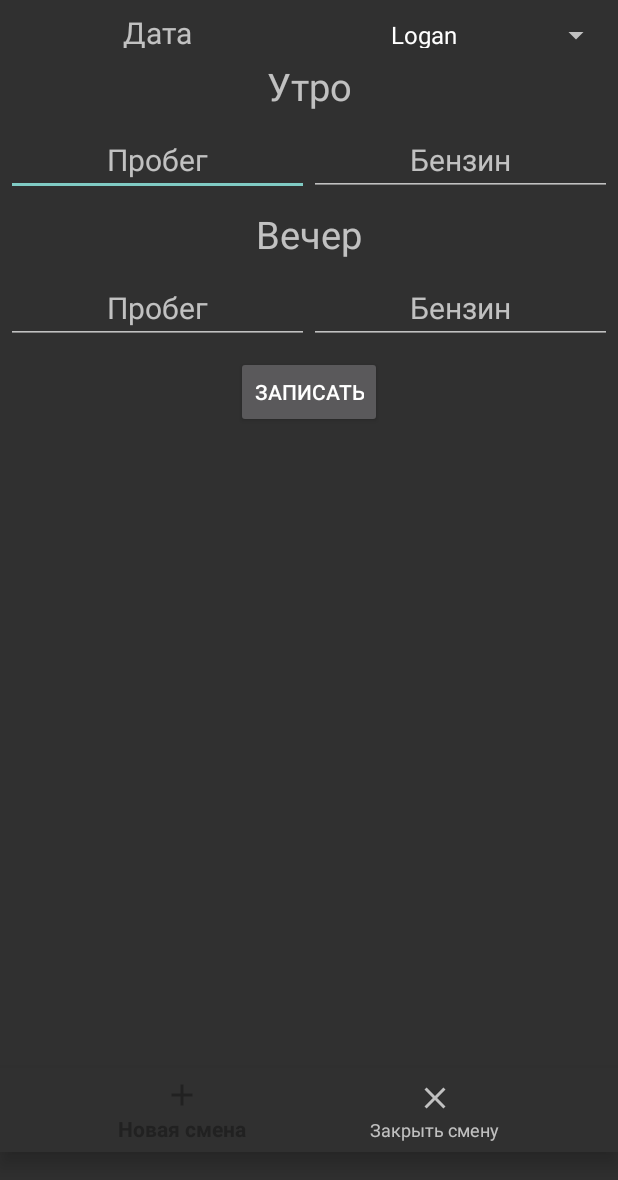
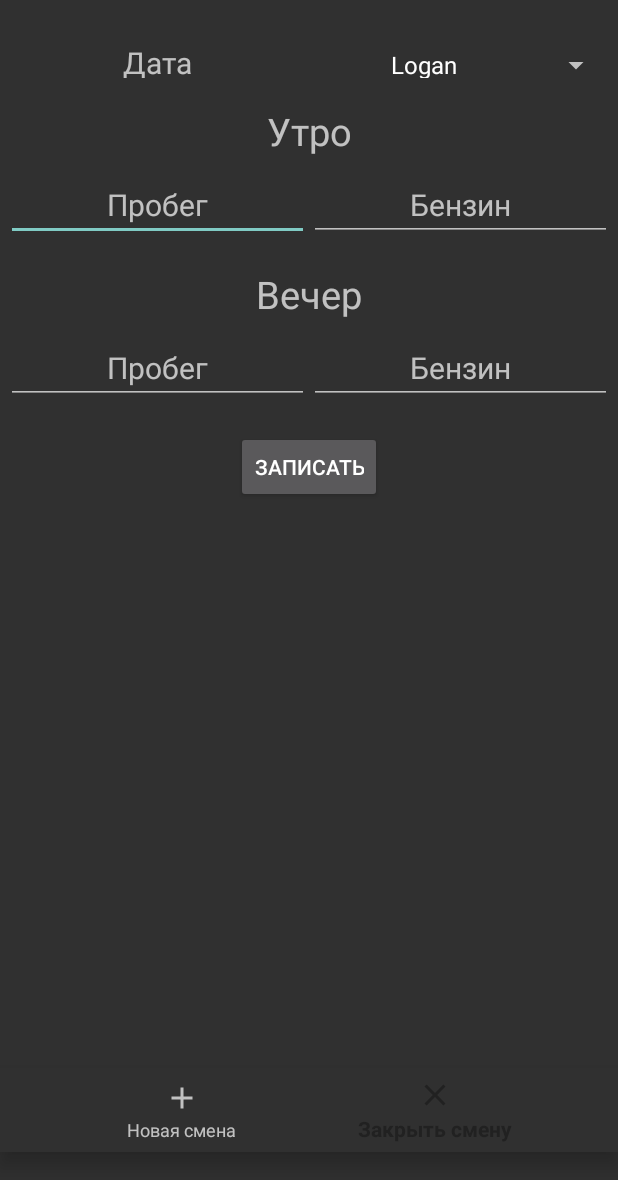
Before and after one commit to parsiphall/LoganShopDriverHelper, an Android app: the fragment ShiftFragment shown on its own in the app's theme, on a phone screen of 412 x 824 dp. Shown: the top 1180 px of the screen. Run offline under Robolectric (Android 15) with nearby library versions, the phone set to English and light mode, and no system bars.

Commit message:
Shift Fragment layout corr

```diff
--- a/app/src/main/java/com/parsiphal/loganshopdriverhelper/fragments/ShiftFragment.kt
+++ b/app/src/main/java/com/parsiphal/loganshopdriverhelper/fragments/ShiftFragment.kt
@@ -7,6 +7,7 @@ import android.view.View
 import android.view.ViewGroup
 
 import com.parsiphal.loganshopdriverhelper.R
+import kotlinx.android.synthetic.main.fragment_shift.*
 
 class ShiftFragment : Fragment() {
 
@@ -16,4 +17,9 @@ class ShiftFragment : Fragment() {
     ): View? {
         return inflater.inflate(R.layout.fragment_shift, container, false)
     }
+
+    override fun onViewCreated(view: View, savedInstanceState: Bundle?) {
+        super.onViewCreated(view, savedInstanceState)
+        shift_bottom_bar.selectedItemId = R.id.shift_close_shift
+    }
 }
--- a/app/src/main/res/layout/fragment_shift.xml
+++ b/app/src/main/res/layout/fragment_shift.xml
@@ -3,7 +3,9 @@
         xmlns:android="http://schemas.android.com/apk/res/android"
         xmlns:tools="http://schemas.android.com/tools"
         android:layout_width="match_parent"
-        android:layout_height="match_parent" xmlns:app="http://schemas.android.com/apk/res-auto"
+        android:layout_height="match_parent"
+        android:layout_marginTop="20dp"
+        xmlns:app="http://schemas.android.com/apk/res-auto"
         tools:context=".fragments.ShiftFragment">
 
     <LinearLayout
@@ -73,11 +75,13 @@
             android:id="@+id/shift_button"
             android:layout_below="@id/shift_evening_data">
         <Button
+                android:layout_marginTop="10dp"
                 android:text="@string/writeTo"
                 android:layout_width="wrap_content"
                 android:layout_height="wrap_content"/>
     </LinearLayout>
     <android.support.design.widget.BottomNavigationView
+            android:id="@+id/shift_bottom_bar"
             android:layout_width="match_parent"
             android:layout_height="wrap_content"
             android:layout_marginEnd="0dp"
--- a/app/src/main/res/values/styles.xml
+++ b/app/src/main/res/values/styles.xml
@@ -16,6 +16,7 @@
         <item name="android:orientation">horizontal</item>
     </style>
     <style name="shiftTextViewDividers">
+        <item name="android:layout_marginTop">10dp</item>
         <item name="android:layout_width">match_parent</item>
         <item name="android:layout_height">wrap_content</item>
         <item name="android:gravity">center</item>
```
